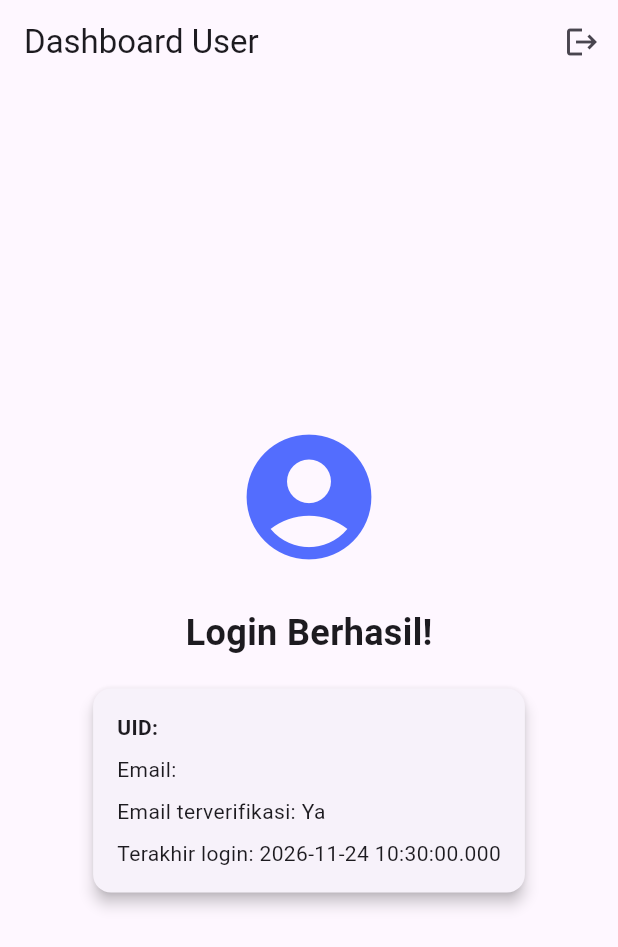
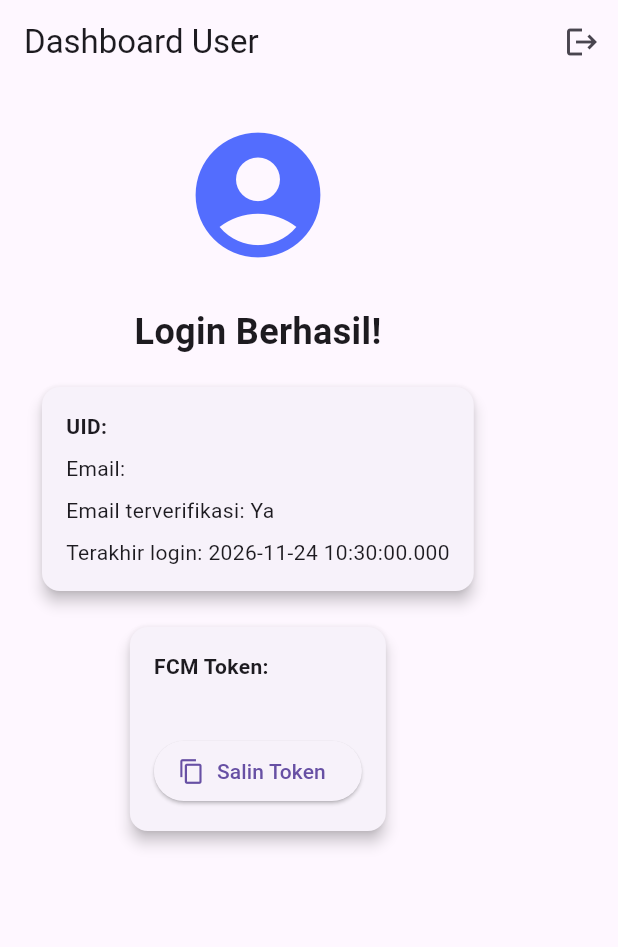
Before and after one commit to rindadama2-del/latihan8_firebaseAM, a Flutter app: the screen it shows once a user with an empty profile is signed in, on a phone screen of 412 x 824 dp. Shown: the top 947 px of the screen. Run offline on Flutter 3.47's test engine with Material 3 defaults, Android fonts, the phone set to English and light mode, and no system bars; our stand-ins replace firebase_auth, firebase_core, firebase_messaging, flutter_local_notifications; accounts and stored records are empty; network calls fail.

Commit message:
menambahkan import dan update main

```diff
--- a/lib/main.dart
+++ b/lib/main.dart
@@ -1,7 +1,10 @@
 import 'package:flutter/material.dart';
 import 'package:firebase_core/firebase_core.dart';
 import 'package:firebase_auth/firebase_auth.dart';
+import 'package:tugas8_firebase/fcm_token_card.dart';
+import 'package:tugas8_firebase/notification_service.dart';
 import 'firebase_options.dart';
+import 'package:firebase_messaging/firebase_messaging.dart';       // BARU
 
 void main() async {
   WidgetsFlutterBinding.ensureInitialized();
@@ -12,7 +15,12 @@ void main() async {
   );
   // await Firebase.initializeApp();
 
+  // Daftarkan handler untuk pesan saat aplikasi background / mati   // BARU
+  FirebaseMessaging.onBackgroundMessage(firebaseMessagingBackgroundHandler);
+
   runApp(const MyApp());
+  // Inisialisasi notifikasi (izin, token, listener)                  // BARU
+  await NotificationService.init();
 }
 
 class MyApp extends StatelessWidget {
@@ -22,6 +30,7 @@ class MyApp extends StatelessWidget {
   Widget build(BuildContext context) {
     return MaterialApp(
       title: 'Firebase Auth Simple',
+      navigatorKey: navigatorKey, // <-- BARU: agar bisa navigasi dari notifikasi
       theme: ThemeData(
         primarySwatch: Colors.indigo,
       ),
@@ -173,7 +182,7 @@ class UserInfoScreen extends StatelessWidget {
           )
         ],
       ),
-      body: Center(
+      body: SingleChildScrollView(
         child: Padding(
           padding: const EdgeInsets.all(24.0),
           child: Column(
@@ -212,6 +221,8 @@ class UserInfoScreen extends StatelessWidget {
                   ),
                 ),
               ),
+              const SizedBox(height: 16),     // <-- BARU
+              const FcmTokenCard(),           // <-- BARU
             ],
           ),
         ),
```
